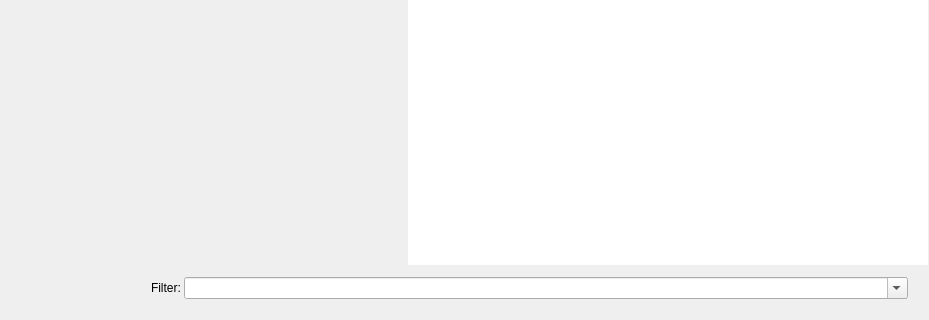
Qt form src/designer/mainwindow.ui (dnkorpushov/libro2) before a commit; both pictures show x 0 to 929 and y 165 to 485 of the 929 by 485 pixel window.
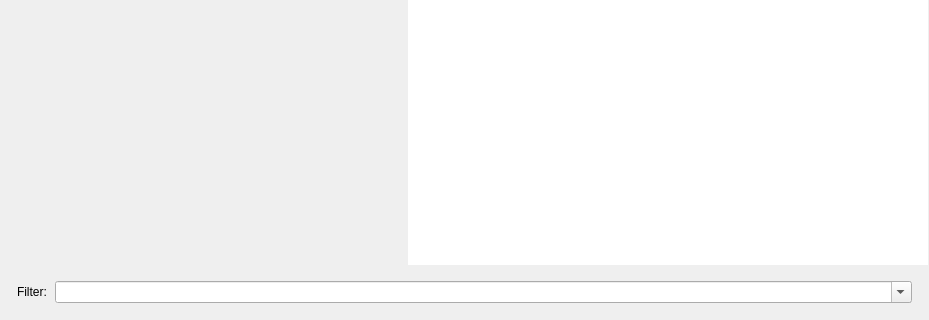
The same form after that commit. Custom widgets are drawn as their Qt base class.

```diff
--- a/src/designer/mainwindow.ui
+++ b/src/designer/mainwindow.ui
@@ -110,19 +110,19 @@
         </property>
         <layout class="QHBoxLayout" name="horizontalLayout" stretch="0,1">
          <property name="spacing">
-          <number>3</number>
+          <number>8</number>
          </property>
          <property name="leftMargin">
-          <number>150</number>
+          <number>16</number>
          </property>
          <property name="topMargin">
-          <number>12</number>
+          <number>16</number>
          </property>
          <property name="rightMargin">
-          <number>20</number>
+          <number>16</number>
          </property>
          <property name="bottomMargin">
-          <number>20</number>
+          <number>16</number>
          </property>
          <item>
           <widget class="QLabel" name="label">
```
